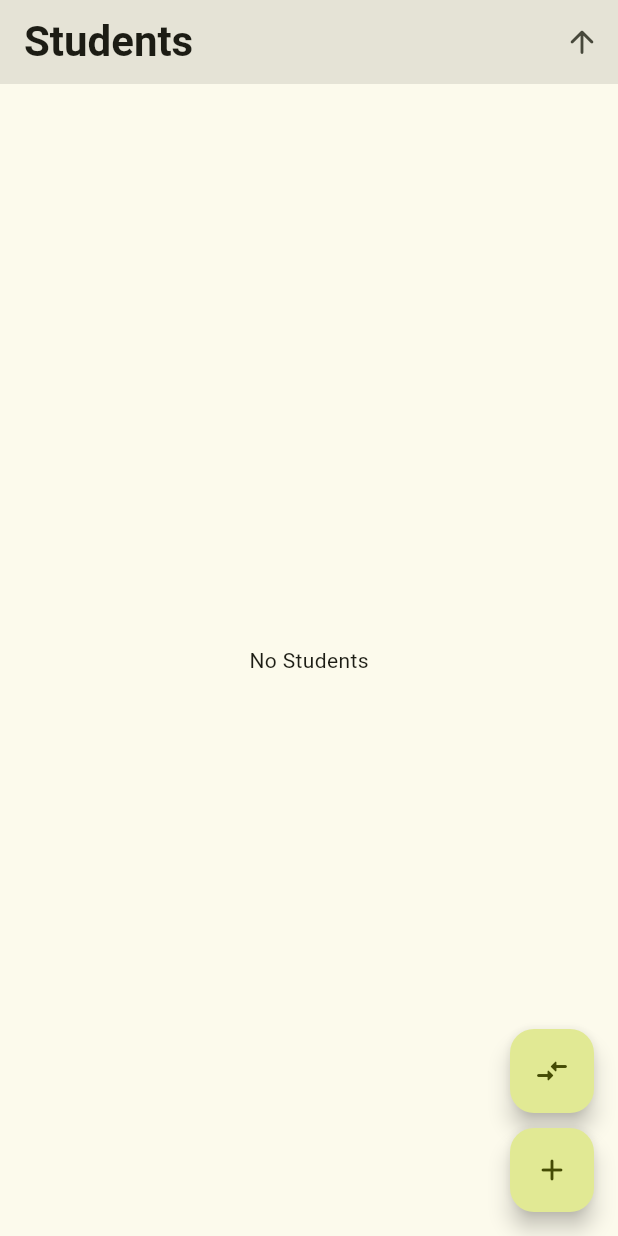
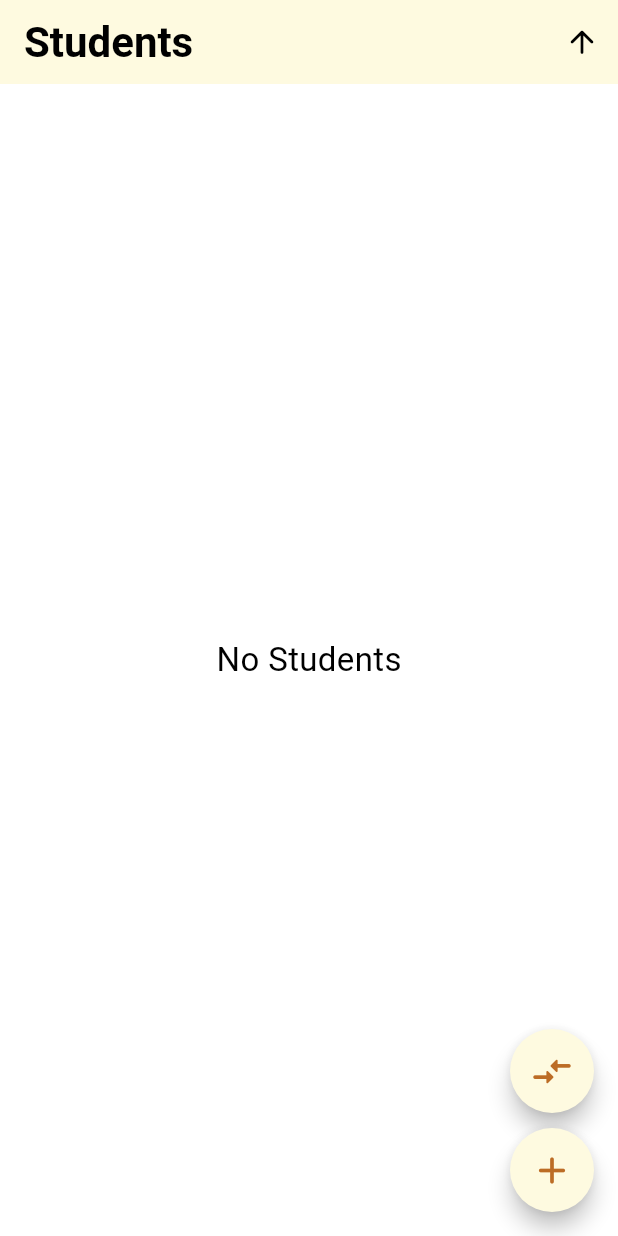
Before and after one commit to ir-khan/test-1, a Flutter app: the screen it shows after launch, on a phone screen of 412 x 824 dp. Run offline on Flutter 3.47's test engine with Material 3 defaults, Android fonts, the phone set to English and light mode, and no system bars; our stand-ins replace drift, drift_flutter, flutter_riverpod, freezed_annotation, go_router, riverpod_annotation; accounts and stored records are empty; generated files the repository leaves out were written again.

Commit message:
globalized app theme

```diff
--- a/lib/app.dart
+++ b/lib/app.dart
@@ -4,6 +4,7 @@ import 'package:flutter_riverpod/flutter_riverpod.dart';
 import 'base/l10n/app_localizations.dart';
 import 'core/providers/localization/locale_provider.dart';
 import 'router/router.dart';
+import 'theme/theme.dart';
 
 class MyApp extends ConsumerWidget {
   const MyApp({super.key});
@@ -16,9 +17,7 @@ class MyApp extends ConsumerWidget {
       localizationsDelegates: AppLocalizations.localizationsDelegates,
       supportedLocales: AppLocalizations.supportedLocales,
       locale: ref.watch(currentLocaleProvider),
-      theme: ThemeData(
-        colorScheme: ColorScheme.fromSeed(seedColor: Colors.lime),
-      ),
+      theme: appTheme,
       routerConfig: ref.watch(routerConfigProvider),
     );
   }
--- a/lib/core/database/app_database.dart
+++ b/lib/core/database/app_database.dart
@@ -41,9 +41,7 @@ class AppDatabase extends _$AppDatabase {
           await m.alterTable(
             TableMigration(
               students,
-              columnTransformer: {
-                students.marks: students.marks.cast<int>(),
-              },
+              columnTransformer: {students.marks: students.marks.cast<int>()},
             ),
           );
           await m.createTable(departments);
--- a/lib/features/presentations/students/create_student_page.dart
+++ b/lib/features/presentations/students/create_student_page.dart
@@ -179,6 +179,7 @@ class StudentForm extends StatelessWidget {
 
   @override
   Widget build(BuildContext context) {
+    final textTheme = Theme.of(context).textTheme;
     final lang = AppLocalizations.of(context)!;
     return Padding(
       padding: const EdgeInsets.symmetric(vertical: 10.0, horizontal: 20),
@@ -242,10 +243,7 @@ class StudentForm extends StatelessWidget {
               child: Row(
                 mainAxisAlignment: MainAxisAlignment.spaceBetween,
                 children: [
-                  Text(
-                    lang.status,
-                    style: TextStyle(fontSize: 18, fontWeight: FontWeight.w500),
-                  ),
+                  Text(lang.status, style: textTheme.titleSmall),
                   CupertinoSwitch(value: status, onChanged: onStatusChange),
                 ],
               ),
--- /dev/null
+++ b/lib/theme/theme.dart
@@ -0,0 +1,20 @@
+import 'package:flutter/cupertino.dart';
+import 'package:flutter/material.dart';
+
+import 'buttons.dart';
+import 'colors.dart';
+import 'input.dart';
+import 'switch.dart';
+import 'text.dart';
+
+final appTheme = ThemeData(
+  brightness: Brightness.light,
+  scaffoldBackgroundColor: AppColors.white,
+  colorScheme: appColorScheme,
+  textTheme: appText,
+  elevatedButtonTheme: appElevatedButton,
+  floatingActionButtonTheme: appFloatingActionButton,
+  inputDecorationTheme: appInputDecoration,
+  switchTheme: appSwitch,
+  cupertinoOverrideTheme: NoDefaultCupertinoThemeData(applyThemeToAll: true),
+);
--- a/lib/widgets/button.dart
+++ b/lib/widgets/button.dart
@@ -8,9 +8,6 @@ class Button extends StatelessWidget {
 
   @override
   Widget build(BuildContext context) {
-    return ElevatedButton(
-      onPressed: onTap,
-      child: Text(label, style: TextStyle(fontSize: 18)),
-    );
+    return ElevatedButton(onPressed: onTap, child: Text(label));
   }
 }
--- a/lib/widgets/custom_app_bar.dart
+++ b/lib/widgets/custom_app_bar.dart
@@ -8,17 +8,14 @@ class CustomAppBar extends StatelessWidget implements PreferredSizeWidget {
 
   @override
   Widget build(BuildContext context) {
+    final textTheme = Theme.of(context).textTheme;
     final colorScheme = ColorScheme.of(context);
     return AppBar(
       backgroundColor: colorScheme.surfaceContainerHighest,
       surfaceTintColor: colorScheme.surfaceTint,
       title: Text(
         title,
-        style: TextStyle(
-          fontWeight: FontWeight.bold,
-          fontSize: 28,
-          color: colorScheme.onSurface,
-        ),
+        style: textTheme.displayMedium?.copyWith(color: colorScheme.onSurface),
       ),
       actions: actions,
     );
--- a/pubspec.yaml
+++ b/pubspec.yaml
@@ -30,6 +30,7 @@ dev_dependencies:
   flutter_lints: ^5.0.0
   drift_dev: ^2.28.3
   build_runner:
+  custom_lint:
   freezed: ^3.2.3
   riverpod_generator: ^3.0.0
   riverpod_lint: ^3.0.0
```
Also changed, not shown: lib/features/presentations/students/student_details_page.dart (+3 -8 lines), lib/features/presentations/students/widgets/student_card.dart (+6 -6 lines), lib/theme/buttons.dart (added, +20 -0 lines), lib/theme/colors.dart (added, +26 -0 lines), lib/theme/input.dart (added, +17 -0 lines), lib/theme/switch.dart (added, +8 -0 lines), lib/theme/text.dart (added, +13 -0 lines), lib/widgets/dropdown_form_field_widget.dart (+6 -12 lines), lib/widgets/text_form_field_widget.dart (+4 -16 lines), pubspec.lock.
